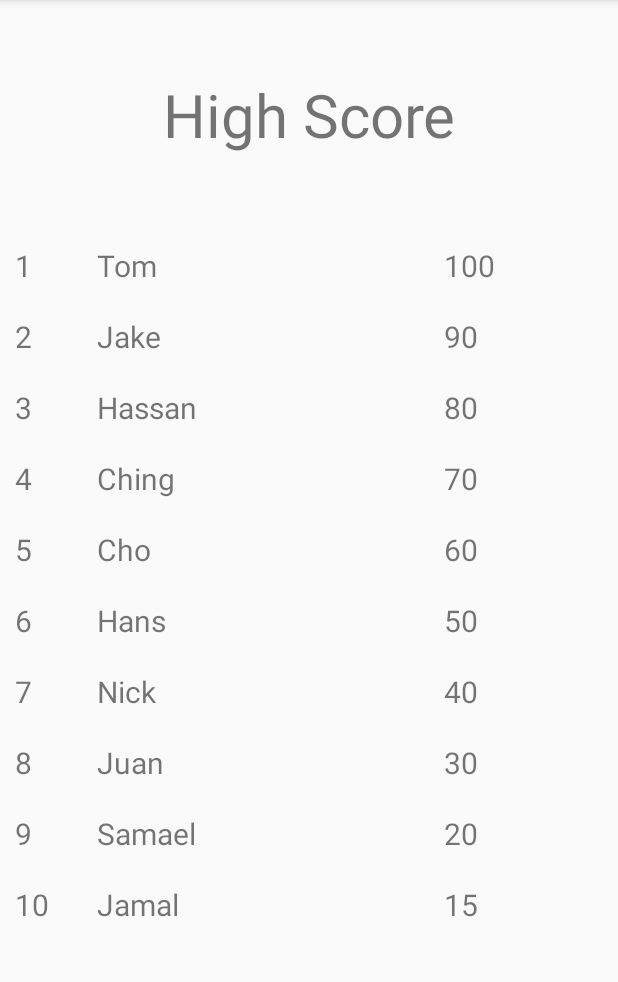
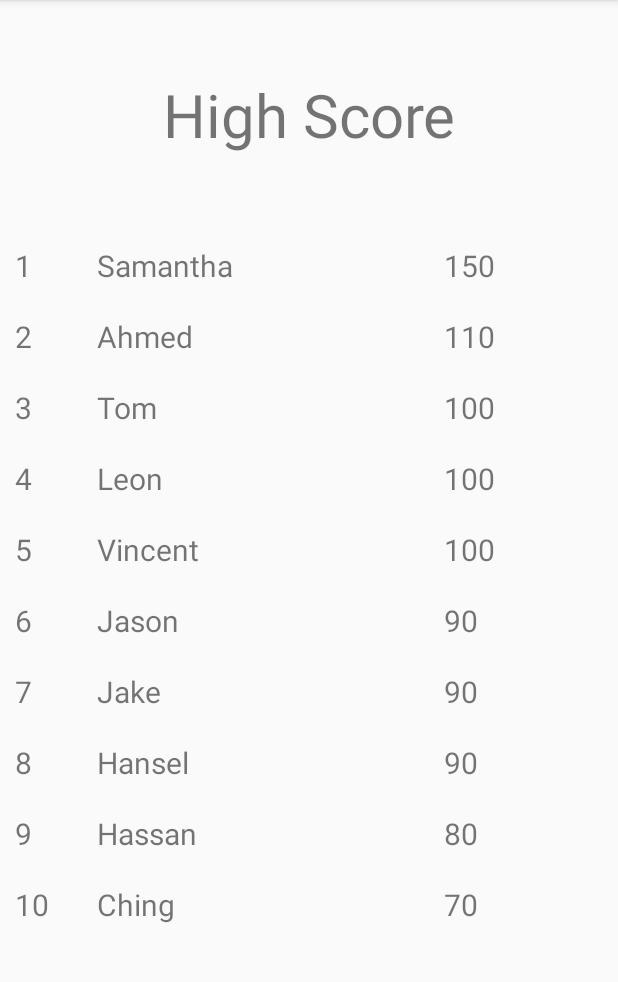
Before and after one commit to iamraafi/Copy_Simon, an Android app: the screen it shows after launch (HighScoreActivity), on a phone screen of 412 x 824 dp, the part 84-1066 px from its top. Run offline under Robolectric (Android 15) with nearby library versions, the phone set to English and light mode, and no system bars.

Commit message:
added high score w/ database

```diff
--- a/app/src/main/java/ph/edu/dlsu/mobapde/copy_simon/DatabaseHelper.java
+++ b/app/src/main/java/ph/edu/dlsu/mobapde/copy_simon/DatabaseHelper.java
@@ -8,6 +8,9 @@ import android.content.Context;
 import android.database.Cursor;
 import android.database.sqlite.SQLiteDatabase;
 import android.database.sqlite.SQLiteOpenHelper;
+
+import java.util.ArrayList;
+
 public class DatabaseHelper extends SQLiteOpenHelper{
     public static final String SCHEMA="appdb";
     public static final int VERSION=1;
@@ -32,16 +35,53 @@ public class DatabaseHelper extends SQLiteOpenHelper{
         // call onCreate
         onCreate(sqLiteDatabase);
     }
+    private boolean cleanup(){
+        if(getCount()>10){
+            SQLiteDatabase db=this.getWritableDatabase();
+            Cursor c = db.rawQuery("SELECT max("+Score.COLUMN_ID+")'max' FROM "+Score.TABLE_NAME,null);
+            int s=0 ;
+            if(c.moveToFirst()){
+                s = c.getInt(c.getColumnIndex("max"));
+            }
+            c.close();
+            int rowsAffected=db.delete(Score.TABLE_NAME,Score.COLUMN_ID+"=?",new String[]{s+""});
+            db.close();
+            return rowsAffected>0;
+        }
+        return true;
+    }
+    private Score shiftScore(Score score,Score original){
+        if(original.getPoints()>=score.getPoints())
+            return score;
+        else{
+            SQLiteDatabase db=this.getWritableDatabase();
+            ContentValues cv = new ContentValues();
+            cv.put(Score.COLUMN_NAME,score.getName());
+            cv.put(Score.COLUMN_POINTS,score.getPoints());
+            db.update(Score.TABLE_NAME,cv,
+                    Score.COLUMN_ID+"=?",
+                    new String[]{original.getId()+""});
+            db.close();
+            return original;
+        }
+
+    }
 
     public long addScore(Score score){
+        ArrayList<Score> slist=getScoresList();
+        for(Score curr:slist){
+            score=shiftScore(score,curr);
+        }
         SQLiteDatabase db=this.getWritableDatabase();
         ContentValues cv = new ContentValues();
         cv.put(Score.COLUMN_NAME,score.getName());
         cv.put(Score.COLUMN_POINTS,score.getPoints());
         long id=db.insert(Score.TABLE_NAME,null,cv);
         db.close();
+        cleanup();
         return id;
     }
+
     public Score getScore(long id){
         SQLiteDatabase db = getReadableDatabase();
         Cursor c = db.query(Score.TABLE_NAME,
@@ -73,6 +113,38 @@ public class DatabaseHelper extends SQLiteOpenHelper{
         db.close();
         return s;
     }
+    private ArrayList<Score> getScoresList(){
+        ArrayList<Score> slist=new ArrayList<Score>();
+        SQLiteDatabase db = getReadableDatabase();
+        Cursor c = db.query(Score.TABLE_NAME,
+                null,
+                null,
+                null,
+                null,
+                null,
+                null);
+        //Score s = null;
+        /*
+        if(c.moveToFirst()){
+            s = new Score(c.getString(c.getColumnIndex(Score.COLUMN_NAME)),
+                    c.getInt(c.getColumnIndex(Score.COLUMN_POINTS)));
+        }*/
+        try{
+            while(c.moveToNext()){
+                Score s =new Score(c.getString(c.getColumnIndex(Score.COLUMN_NAME)),
+                        c.getInt(c.getColumnIndex(Score.COLUMN_POINTS)));
+                s.setId(c.getInt(c.getColumnIndex(Score.COLUMN_ID)));
+                slist.add(s);
+            }
+        }finally {
+            c.close();
+        }
+
+        c.close();
+        db.close();
+
+        return slist;
+    }
 
     // getAllKoreans
     public Cursor getAllScoresCursor(){
--- a/app/src/main/java/ph/edu/dlsu/mobapde/copy_simon/HighScoreActivity.java
+++ b/app/src/main/java/ph/edu/dlsu/mobapde/copy_simon/HighScoreActivity.java
@@ -30,6 +30,17 @@ public class HighScoreActivity extends AppCompatActivity {
         dbhelper.addScore(new Score("Juan",30));
         dbhelper.addScore(new Score("Samael",20));
         dbhelper.addScore(new Score("Jamal",15));
+
+        dbhelper.addScore(new Score("Samantha",150));
+        dbhelper.addScore(new Score("Jason",90));
+        dbhelper.addScore(new Score("Ahmed",110));
+        dbhelper.addScore(new Score("Leon",100));
+        dbhelper.addScore(new Score("Carlo",50));
+        dbhelper.addScore(new Score("Vincent",100));
+        dbhelper.addScore(new Score("Tomas",60));
+        dbhelper.addScore(new Score("Hansel",90));
+        dbhelper.addScore(new Score("Urich",20));
+        dbhelper.addScore(new Score("Thomson",15));
         Log.d("Count of scores", " value of "+dbhelper.getCount());
         sa=new ScoreAdapter(getBaseContext(),
                 dbhelper.getAllScoresCursor());
--- a/app/src/main/java/ph/edu/dlsu/mobapde/copy_simon/Score.java
+++ b/app/src/main/java/ph/edu/dlsu/mobapde/copy_simon/Score.java
@@ -13,6 +13,7 @@ public class Score {
     public static final String COLUMN_NAME="name";
     public static final String COLUMN_POINTS="points";
 
+    private int id;
     private int points;
     private String name;
 
@@ -28,5 +29,10 @@ public class Score {
         this.points=points;
         this.name=name;
     }
-
+    public void setId(int id){
+        this.id=id;
+    }
+    public int getId(){
+        return id;
+    }
 }
--- a/app/src/main/res/layout/activity_high_score.xml
+++ b/app/src/main/res/layout/activity_high_score.xml
@@ -6,11 +6,11 @@
     android:layout_width="match_parent"
     android:layout_height="match_parent"
     tools:context="ph.edu.dlsu.mobapde.copy_simon.HighScoreActivity"
-    android:weightSum="5">
+    android:weightSum="10">
     <TextView
         android:layout_width="match_parent"
         android:layout_height="0sp"
-        android:layout_weight="1"
+        android:layout_weight="2"
         android:text="High Score"
         android:textAlignment="center"
         android:gravity="center"
@@ -19,6 +19,7 @@
         android:id="@+id/rvscore"
         android:layout_width="match_parent"
         android:layout_height="0sp"
-        android:layout_weight="4">
+        android:layout_weight="8">
     </android.support.v7.widget.RecyclerView>
+
 </LinearLayout>
```
Also changed, not shown: app/src/main/java/ph/edu/dlsu/mobapde/copy_simon/ScoreAdapter.java (line endings or trailing spaces).
